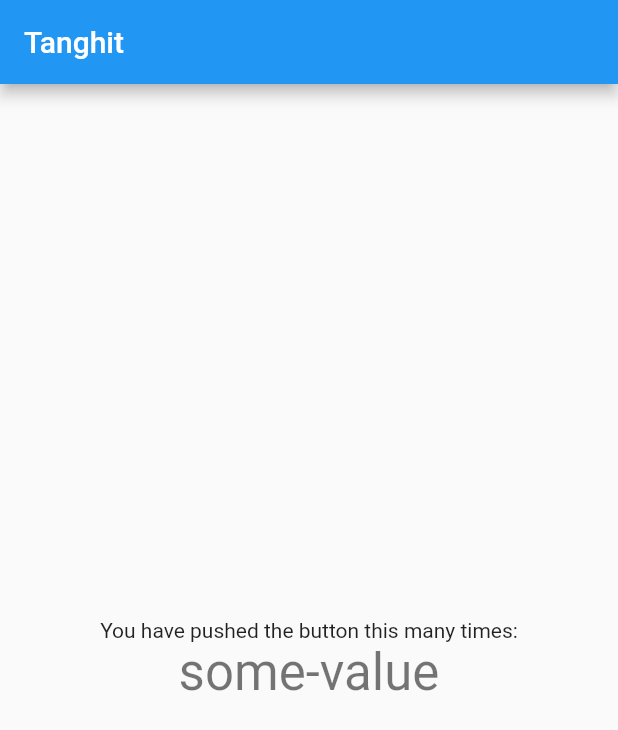
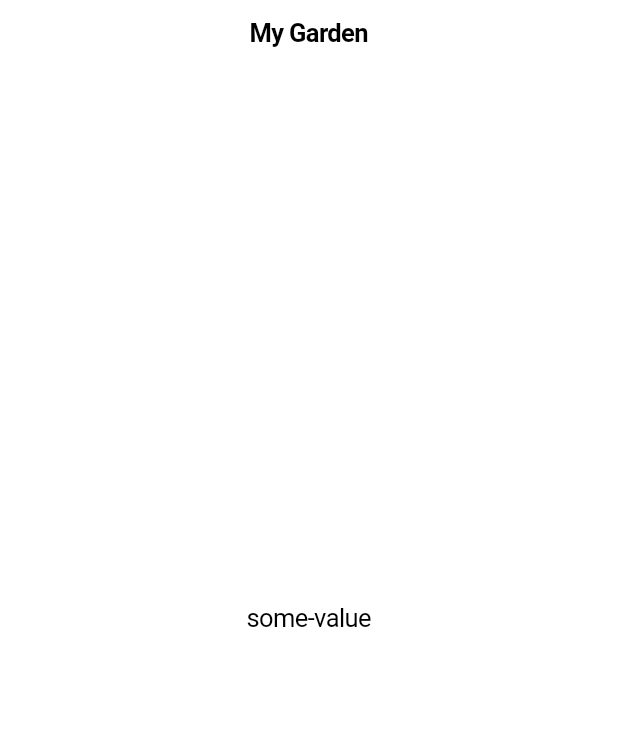
Before and after one commit to dvliman/tanghit, a Flutter app: the screen it shows after launch, on a phone screen of 412 x 824 dp. Shown: the top 730 px of the screen. Run offline on Flutter 3.47's test engine with Material 2 defaults, Android fonts, the phone set to English and light mode, and no system bars.

Commit message:
add styles, replace main pointing to home, default home page, remove unused test code

```diff
--- a/lib/main.dart
+++ b/lib/main.dart
@@ -1,51 +1,16 @@
+import 'package:flutter/cupertino.dart';
 import 'package:flutter/material.dart';
+import 'package:scoped_model/scoped_model.dart';
+import 'package:tanghit/data/app_state.dart';
+import 'package:tanghit/screens/home.dart';
+import 'package:tanghit/styles.dart';
 
-void main() => runApp(MyApp());
-
-class MyApp extends StatelessWidget {
-  @override
-  Widget build(BuildContext context) {
-    return MaterialApp(
-      title: 'Tanghit',
-      theme: ThemeData(
-
-        primarySwatch: Colors.blue,
-      ),
-      home: MyHomePage(title: 'Tanghit'),
-    );
-  }
-}
-
-class MyHomePage extends StatefulWidget {
-  MyHomePage({Key key, this.title}) : super(key: key);
-
-  final String title;
-
-  @override
-  _MyHomePageState createState() => _MyHomePageState();
-}
-
-class _MyHomePageState extends State<MyHomePage> {
-
-  @override
-  Widget build(BuildContext context) {
-    return Scaffold(
-      appBar: AppBar(
-        title: Text(widget.title),
-      ),
-      body: Center(
-        child: Column(
-          mainAxisAlignment: MainAxisAlignment.center,
-          children: <Widget>[
-            Text(
-              'You have pushed the button this many times:',
-            ),
-            Text("some-value",
-              style: Theme.of(context).textTheme.display1,
-            ),
-          ],
-        ),
-      ),
-    );
-  }
-}
+void main() =>
+    runApp(ScopedModel<AppState>(
+        model: AppState(),
+        child: CupertinoApp(
+          debugShowCheckedModeBanner: false,
+          color: Styles.appBackground,
+          home: HomeScreen(),
+        )
+    ));
--- /dev/null
+++ b/lib/screens/home.dart
@@ -0,0 +1,21 @@
+import 'package:flutter/cupertino.dart';
+import 'package:flutter/widgets.dart';
+
+class HomeScreen extends StatelessWidget {
+  @override
+  Widget build(BuildContext context) {
+    return CupertinoPageScaffold(
+      navigationBar: CupertinoNavigationBar(
+        middle: Text('My Garden'),
+      ),
+      child: Center(
+        child: Column(
+          mainAxisAlignment: MainAxisAlignment.center,
+          children: <Widget>[
+            Text("some-value")
+          ],
+        ),
+      ),
+    );
+  }
+}
```
Also changed, not shown: lib/styles.dart (added, +252 -0 lines), 1 other file.
